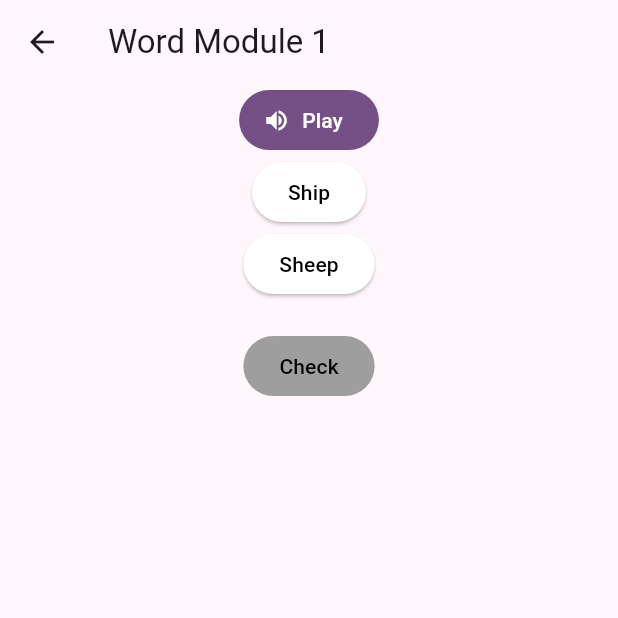
After one commit to chateaumai/HearBat, a Flutter app: the WordModuleWidget screen opened directly, on a phone screen of 412 x 824 dp, the top half of it. The commit adds this screen. Run offline on Flutter 3.47's test engine with Material 3 defaults, Android fonts, the phone set to English and light mode, and no system bars; our stand-ins replace audioplayers, firebase_core, googleapis_auth; missing offline and left inert: googleapis; accounts and stored records are empty.

Commit message:
Added module completion screen, abstracted module page widget

```diff
--- a/lib/models/modules.dart
+++ b/lib/models/modules.dart
@@ -1,6 +1,5 @@
 import 'package:flutter/material.dart';
-import '../pages/module_types/words/modules/word_module_1.dart';
-import '../pages/module_types/words/modules/word_module_2.dart';
+import '../pages/module_types/words/modules/word_modules.dart';
 
 abstract class Module {
   String get title;
--- /dev/null
+++ b/lib/pages/module_types/words/modules/word_modules.dart
@@ -0,0 +1,23 @@
+import 'package:flutter/material.dart';
+import '../../../../data/word_modules_data.dart';
+import '../../../../widgets/word_module_widget.dart';
+
+class WordModule1 extends StatelessWidget {
+  @override
+  Widget build(BuildContext context) {
+    return WordModuleWidget(
+      title: 'Word Module 1',
+      wordPairs: wordModules['Module1'] ?? [],
+    );
+  }
+}
+
+class WordModule2 extends StatelessWidget {
+  @override
+  Widget build(BuildContext context) {
+    return WordModuleWidget(
+      title: 'Word Module 2',
+      wordPairs: wordModules['Module2'] ?? [],
+    );
+  }
+}
--- a/lib/widgets/two_word_widget.dart
+++ b/lib/widgets/two_word_widget.dart
@@ -4,11 +4,11 @@ import 'package:hearbat/models/word_pair.dart';
 import 'package:hearbat/utils/google_tts.dart';
 
   class TwoWordWidget extends StatefulWidget {
-
     final GoogleTTS googleTTS = GoogleTTS();
     final List<WordPair> wordPairs;
+    final VoidCallback onCompletion;
 
-  TwoWordWidget({Key? key, required this.wordPairs}) : super(key: key);
+  TwoWordWidget({Key? key, required this.wordPairs, required this.onCompletion}) : super(key: key);
 
   @override
   State<TwoWordWidget> createState() => _TwoWordWidgetState();
@@ -40,13 +40,13 @@ class _TwoWordWidgetState extends State<TwoWordWidget> {
   }
 
   void checkAnswer() {
+    if (remainingPairs.isEmpty) widget.onCompletion();
+
     if (selectedWord == correctWord) {
       print("Correct");
     } else {
       print("Incorrect");
     }
-
-    if (remainingPairs.isEmpty) Navigator.pop(context);
     isCheckingAnswer = false; // time to go to next pair
   }
 
--- /dev/null
+++ b/lib/widgets/word_module_widget.dart
@@ -0,0 +1,49 @@
+import 'package:flutter/material.dart';
+import '../../../../widgets/two_word_widget.dart';
+import 'package:hearbat/models/word_pair.dart';
+
+class WordModuleWidget extends StatefulWidget {
+  final String title;
+  final List<WordPair> wordPairs;
+
+  WordModuleWidget({Key? key, required this.title, required this.wordPairs}) : super(key: key);
+
+  @override
+  State createState() => _WordModulePageState();
+}
+
+class _WordModulePageState extends State<WordModuleWidget> {
+  bool moduleCompleted = false;
+
+  @override
+  Widget build(BuildContext context) {
+    return Scaffold(
+      appBar: AppBar(
+        title: Text(widget.title),
+      ),
+      body: Center(
+        child: moduleCompleted ? buildCompletionScreen() : buildModuleContent(),
+      ),
+    );
+  }
+
+  Widget buildModuleContent() {
+    return TwoWordWidget(
+      wordPairs: widget.wordPairs,
+      onCompletion: () => setState(() => moduleCompleted = true),
+    );
+  }
+
+  Widget buildCompletionScreen() {
+    return Column(
+      mainAxisAlignment: MainAxisAlignment.center,
+      children: [
+        Text('Good Job Completing the Module!'),
+        ElevatedButton(
+          onPressed: () => Navigator.pop(context),
+          child: Text('Back to Word Path'),
+        ),
+      ],
+    );
+  }
+}
```
Also changed, not shown: lib/pages/module_types/words/modules/word_module_1.dart (deleted, +0 -27 lines), lib/pages/module_types/words/modules/word_module_2.dart (deleted, +0 -27 lines), lib/widgets/word_pair_row.dart (deleted, +0 -78 lines).
